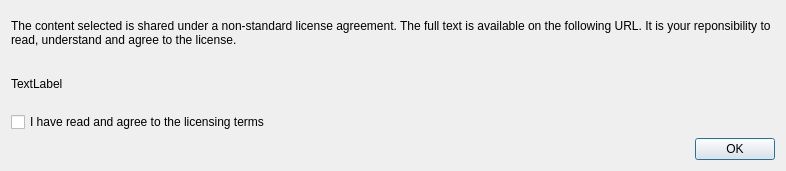
Before: the Qt Designer form src/Layers/LicenseDisplayDialog.ui in openstreetmap/merkaartor, drawn with Qt 5.
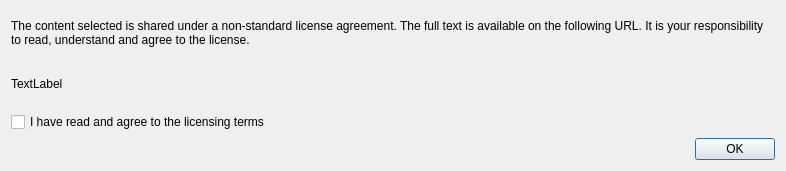
After: the same form once the commit is applied.

Commit message:
spelling errors
Spelling errors as detected by lintian (Debian Sid).

Patch:
```diff
--- a/src/Layers/LicenseDisplayDialog.ui
+++ b/src/Layers/LicenseDisplayDialog.ui
@@ -17,7 +17,7 @@
    <item>
     <widget class="QLabel" name="label">
      <property name="text">
-      <string>&lt;html&gt;&lt;head/&gt;&lt;body&gt;&lt;p&gt;The content selected is shared under a non-standard license agreement. The full text is available on the following URL. It is your reponsibility to read, understand and agree to the license.&lt;/p&gt;&lt;/body&gt;&lt;/html&gt;</string>
+      <string>&lt;html&gt;&lt;head/&gt;&lt;body&gt;&lt;p&gt;The content selected is shared under a non-standard license agreement. The full text is available on the following URL. It is your responsibility to read, understand and agree to the license.&lt;/p&gt;&lt;/body&gt;&lt;/html&gt;</string>
      </property>
      <property name="wordWrap">
       <bool>true</bool>
```
The commit also changes 2 other files.
